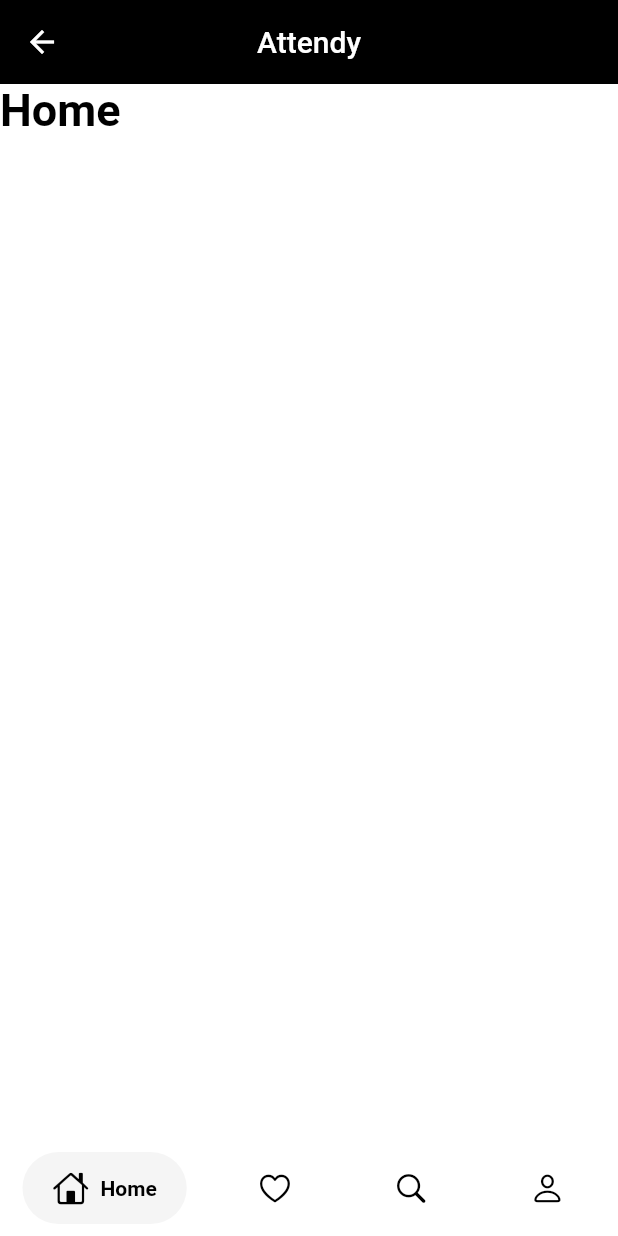
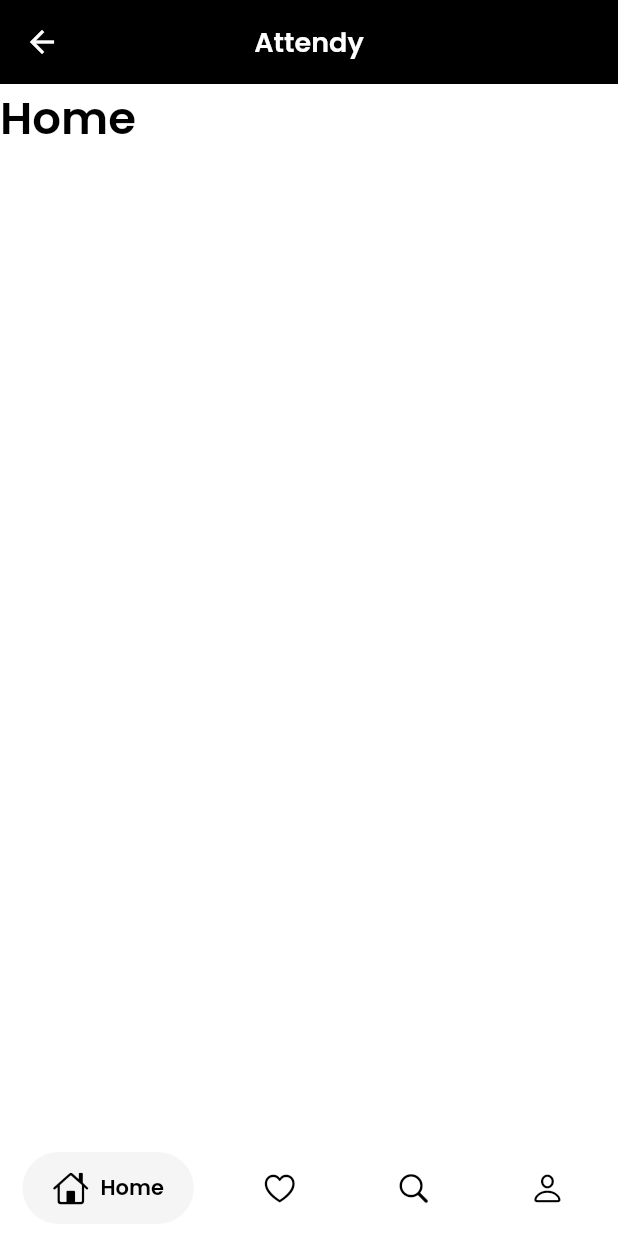
Before and after one commit to Fiesty-Cushion/thirsty-sugar, a Flutter app: the HomeView screen opened directly, on a phone screen of 412 x 824 dp. Run offline on Flutter 3.47's test engine with Material 2 defaults, Android fonts, the phone set to English and light mode, and no system bars; drawn by our look-alikes of google_nav_bar; our stand-ins replace appwrite, babstrap_settings_screen, flutter_riverpod, fpdart, google_fonts, hexcolor; statements that could not run were skipped.

Commit message:
Changed some themes

```diff
--- a/lib/theme/app_theme.dart
+++ b/lib/theme/app_theme.dart
@@ -1,15 +1,22 @@
 import 'package:flutter/material.dart';
 import 'package:attendy/theme/pallete.dart';
+import 'package:google_fonts/google_fonts.dart';
+import 'package:hexcolor/hexcolor.dart';
 
 class AppTheme {
   static ThemeData theme = ThemeData.dark().copyWith(
+    dividerColor: HexColor('#F0F0F0'),
+    cardColor: Colors.white,
+    textTheme: GoogleFonts.poppinsTextTheme(),
     scaffoldBackgroundColor: Pallete.backgroundColor,
-    appBarTheme: const AppBarTheme(
-      backgroundColor: Pallete.backgroundColor,
+    appBarTheme: AppBarTheme(
+      titleTextStyle: GoogleFonts.poppins(
+        color: Colors.white,
+        fontSize: 18,
+        fontWeight: FontWeight.w600,
+      ),
+      backgroundColor: Colors.black,
       elevation: 0,
-    ),
-    floatingActionButtonTheme: const FloatingActionButtonThemeData(
-      backgroundColor: Pallete.blueColor,
     ),
   );
 }
```
